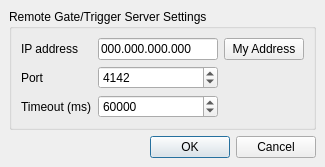
The window that Forms/RgtSrvDialog.ui (billkarsh/SpikeGLX) describes before a commit, drawn with Qt 5.
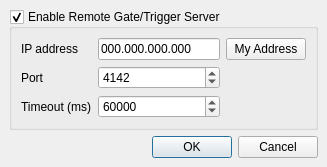
The same window after the commit.

Commit message: Gate/Trigger server gets enable checkbox

What changed in the file:
```diff
--- a/Forms/RgtSrvDialog.ui
+++ b/Forms/RgtSrvDialog.ui
@@ -9,7 +9,7 @@
    <rect>
     <x>0</x>
     <y>0</y>
-    <width>325</width>
+    <width>327</width>
     <height>159</height>
    </rect>
   </property>
@@ -54,13 +54,13 @@
    <item row="0" column="0">
     <widget class="QGroupBox" name="enabledGB">
      <property name="title">
-      <string>Remote Gate/Trigger Server Settings</string>
+      <string>Enable Remote Gate/Trigger Server</string>
      </property>
      <property name="checkable">
-      <bool>false</bool>
+      <bool>true</bool>
      </property>
      <property name="checked">
-      <bool>false</bool>
+      <bool>true</bool>
      </property>
      <layout class="QGridLayout" name="gridLayout">
       <property name="horizontalSpacing">
```
Left out of the diff: 3 changed lines with no effect on the pictures. The commit also changes 4 other files.
